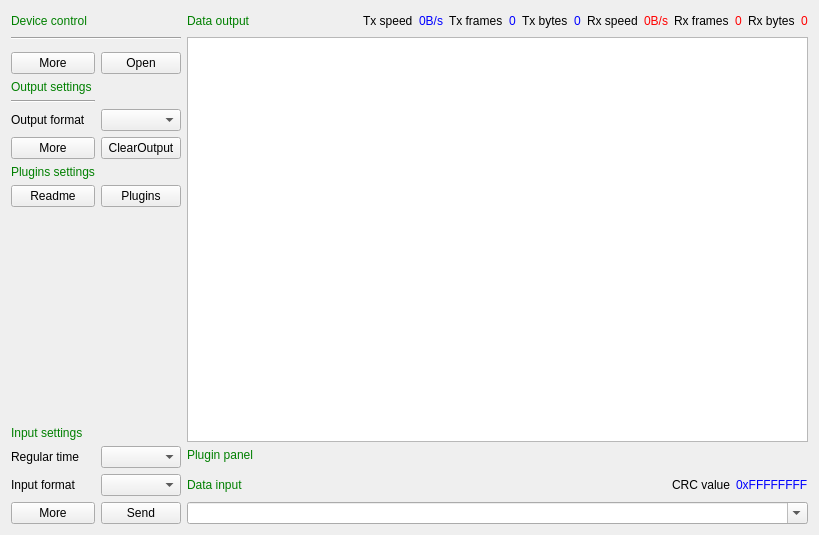
Before: the Qt Designer form src/debuggers/debugger/SAKDebugger.ui in x-tools-author/x-tools, drawn with Qt 5.
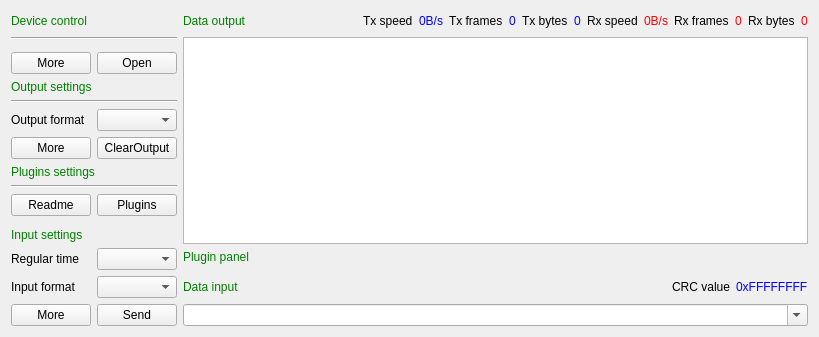
After: the same form once the commit is applied.

The edit to the form file:
```diff
--- a/src/debuggers/debugger/SAKDebugger.ui
+++ b/src/debuggers/debugger/SAKDebugger.ui
@@ -7,54 +7,13 @@
     <x>0</x>
     <y>0</y>
     <width>819</width>
-    <height>535</height>
+    <height>331</height>
    </rect>
   </property>
   <property name="windowTitle">
    <string notr="true">Form</string>
   </property>
   <layout class="QGridLayout" name="gridLayout">
-   <item row="0" column="0">
-    <widget class="QLabel" name="label_4">
-     <property name="styleSheet">
-      <string notr="true">QLabel{
-    color:green
-}</string>
-     </property>
-     <property name="text">
-      <string>Device control</string>
-     </property>
-    </widget>
-   </item>
-   <item row="0" column="2">
-    <widget class="QLabel" name="label_3">
-     <property name="styleSheet">
-      <string notr="true">QLabel{
-    color:green
-}</string>
-     </property>
-     <property name="text">
-      <string>Data output</string>
-     </property>
-    </widget>
-   </item>
-   <item row="1" column="0" colspan="2">
-    <widget class="Line" name="line_3">
-     <property name="orientation">
-      <enum>Qt::Horizontal</enum>
-     </property>
-    </widget>
-   </item>
-   <item row="2" column="0" colspan="2">
-    <widget class="QWidget" name="controllerWidget" native="true"/>
-   </item>
-   <item row="3" column="0">
-    <widget class="QPushButton" name="deviceMorePushButton">
-     <property name="text">
-      <string>More</string>
-     </property>
-    </widget>
-   </item>
    <item row="3" column="1">
     <widget class="QPushButton" name="switchPushButton">
      <property name="text">
@@ -62,101 +21,22 @@
      </property>
     </widget>
    </item>
-   <item row="4" column="0">
-    <widget class="QLabel" name="label_5">
+   <item row="0" column="0" colspan="2">
+    <widget class="QLabel" name="label_4">
      <property name="styleSheet">
       <string notr="true">QLabel{
     color:green
 }</string>
      </property>
      <property name="text">
-      <string>Output settings</string>
-     </property>
-    </widget>
-   </item>
-   <item row="5" column="0">
-    <widget class="Line" name="line_5">
-     <property name="orientation">
-      <enum>Qt::Horizontal</enum>
-     </property>
-    </widget>
-   </item>
-   <item row="6" column="0">
-    <widget class="QLabel" name="label_12">
-     <property name="text">
-      <string>Output format</string>
+      <string>Device control</string>
      </property>
     </widget>
    </item>
    <item row="6" column="1">
     <widget class="QComboBox" name="outputTextFormatComboBox"/>
    </item>
-   <item row="7" column="0">
-    <widget class="QPushButton" name="moreOutputSettingsPushButton">
-     <property name="text">
-      <string>More</string>
-     </property>
-    </widget>
-   </item>
-   <item row="7" column="1">
-    <widget class="QPushButton" name="clearOutputPushButton">
-     <property name="text">
-      <string>ClearOutput</string>
-     </property>
-    </widget>
-   </item>
-   <item row="8" column="0">
-    <widget class="QLabel" name="label_9">
-     <property name="styleSheet">
-      <string notr="true">QLabel{
-    color:green
-}</string>
-     </property>
-     <property name="text">
-      <string>Plugins settings</string>
-     </property>
-    </widget>
-   </item>
-   <item row="9" column="0">
-    <widget class="QPushButton" name="readmePushButton">
-     <property name="text">
-      <string>Readme</string>
-     </property>
-    </widget>
-   </item>
-   <item row="9" column="1">
-    <widget class="QPushButton" name="pluginsPushButton">
-     <property name="text">
-      <string>Plugins</string>
-     </property>
-    </widget>
-   </item>
-   <item row="10" column="1">
-    <spacer name="verticalSpacer">
-     <property name="orientation">
-      <enum>Qt::Vertical</enum>
-     </property>
-     <property name="sizeHint" stdset="0">
-      <size>
-       <width>20</width>
-       <height>40</height>
-      </size>
-     </property>
-    </spacer>
-   </item>
-   <item row="11" column="0">
-    <widget class="QLabel" name="label_28">
-     <property name="styleSheet">
-      <string notr="true">QLabel{
-    color:green
-}</string>
-     </property>
-     <property name="text">
-      <string>Input settings</string>
-     </property>
-    </widget>
-   </item>
-   <item row="12" column="0">
+   <item row="13" column="0">
     <widget class="QLabel" name="label_19">
      <property name="text">
       <string>Regular time</string>
@@ -166,30 +46,7 @@
      </property>
     </widget>
    </item>
-   <item row="12" column="1">
-    <widget class="QComboBox" name="cyclingTimeComboBox"/>
-   </item>
-   <item row="13" column="0">
-    <widget class="QLabel" name="label_2">
-     <property name="text">
-      <string>Input format</string>
-     </property>
-     <property name="alignment">
-      <set>Qt::AlignLeading|Qt::AlignLeft|Qt::AlignVCenter</set>
-     </property>
-    </widget>
-   </item>
-   <item row="13" column="1">
-    <widget class="QComboBox" name="inputFormatComboBox">
-     <property name="sizePolicy">
-      <sizepolicy hsizetype="Preferred" vsizetype="Fixed">
-       <horstretch>0</horstretch>
-       <verstretch>0</verstretch>
-      </sizepolicy>
-     </property>
-    </widget>
-   </item>
-   <item row="13" column="2">
+   <item row="14" column="2">
     <widget class="QLabel" name="label_26">
      <property name="styleSheet">
       <string notr="true">QLabel{
@@ -201,7 +58,19 @@
      </property>
     </widget>
    </item>
-   <item row="13" column="3">
+   <item row="4" column="0" colspan="2">
+    <widget class="QLabel" name="label_5">
+     <property name="styleSheet">
+      <string notr="true">QLabel{
+    color:green
+}</string>
+     </property>
+     <property name="text">
+      <string>Output settings</string>
+     </property>
+    </widget>
+   </item>
+   <item row="14" column="3">
     <widget class="QLabel" name="infoLabel">
      <property name="sizePolicy">
       <sizepolicy hsizetype="Expanding" vsizetype="Preferred">
@@ -220,7 +89,36 @@
      </property>
     </widget>
    </item>
-   <item row="13" column="4">
+   <item row="7" column="1">
+    <widget class="QPushButton" name="clearOutputPushButton">
+     <property name="text">
+      <string>ClearOutput</string>
+     </property>
+    </widget>
+   </item>
+   <item row="12" column="0" colspan="2">
+    <widget class="QLabel" name="label_28">
+     <property name="styleSheet">
+      <string notr="true">QLabel{
+    color:green
+}</string>
+     </property>
+     <property name="text">
+      <string>Input settings</string>
+     </property>
+    </widget>
+   </item>
+   <item row="15" column="1">
+    <widget class="QPushButton" name="sendPushButton">
+     <property name="text">
+      <string>Send</string>
+     </property>
+    </widget>
+   </item>
+   <item row="13" column="1">
+    <widget class="QComboBox" name="cyclingTimeComboBox"/>
+   </item>
+   <item row="14" column="4">
     <widget class="QWidget" name="widget_2" native="true">
      <property name="sizePolicy">
       <sizepolicy hsizetype="Preferred" vsizetype="Preferred">
@@ -272,17 +170,112 @@
      </layout>
     </widget>
    </item>
-   <item row="14" column="0">
-    <widget class="QPushButton" name="moreInputSettingsPushButton">
+   <item row="6" column="0">
+    <widget class="QLabel" name="label_12">
      <property name="text">
-      <string>More</string>
+      <string>Output format</string>
      </property>
     </widget>
    </item>
+   <item row="11" column="1">
+    <spacer name="verticalSpacer">
+     <property name="orientation">
+      <enum>Qt::Vertical</enum>
+     </property>
+     <property name="sizeHint" stdset="0">
+      <size>
+       <width>20</width>
+       <height>40</height>
+      </size>
+     </property>
+    </spacer>
+   </item>
+   <item row="10" column="1">
+    <widget class="QPushButton" name="pluginsPushButton">
+     <property name="text">
+      <string>Plugins</string>
+     </property>
+    </widget>
+   </item>
+   <item row="2" column="0" colspan="2">
+    <widget class="QWidget" name="controllerWidget" native="true"/>
+   </item>
    <item row="14" column="1">
-    <widget class="QPushButton" name="sendPushButton">
+    <widget class="QComboBox" name="inputFormatComboBox">
+     <property name="sizePolicy">
+      <sizepolicy hsizetype="Preferred" vsizetype="Fixed">
+       <horstretch>0</horstretch>
+       <verstretch>0</verstretch>
+      </sizepolicy>
+     </property>
+    </widget>
+   </item>
+   <item row="15" column="0">
+    <widget class="QPushButton" name="moreInputSettingsPushButton">
      <property name="text">
-      <string>Send</string>
+      <string>More</string>
+     </property>
+    </widget>
+   </item>
+   <item row="5" column="0" colspan="2">
+    <widget class="Line" name="line_5">
+     <property name="orientation">
+      <enum>Qt::Horizontal</enum>
+     </property>
+    </widget>
+   </item>
+   <item row="14" column="0">
+    <widget class="QLabel" name="label_2">
+     <property name="text">
+      <string>Input format</string>
+     </property>
+     <property name="alignment">
+      <set>Qt::AlignLeading|Qt::AlignLeft|Qt::AlignVCenter</set>
+     </property>
+    </widget>
+   </item>
+   <item row="15" column="2" colspan="3">
+    <widget class="QComboBox" name="inputComboBox">
+     <property name="editable">
+      <bool>true</bool>
+     </property>
+    </widget>
+   </item>
+   <item row="7" column="0">
+    <widget class="QPushButton" name="moreOutputSettingsPushButton">
+     <property name="text">
+      <string>More</string>
+     </property>
+    </widget>
+   </item>
+   <item row="0" column="2">
+    <widget class="QLabel" name="label_3">
+     <property name="styleSheet">
+      <string notr="true">QLabel{
+    color:green
+}</string>
+     </property>
+     <property name="text">
+      <string>Data output</string>
+     </property>
+    </widget>
+   </item>
+   <item row="10" column="0">
+    <widget class="QPushButton" name="readmePushButton">
+     <property name="text">
+      <string>Readme</string>
+     </property>
+    </widget>
+   </item>
+   <item row="8" column="0" colspan="2">
+    <widget class="QLabel" name="label_9">
+     <property name="styleSheet">
+      <string notr="true">QLabel{
+    color:green
+}</string>
+     </property>
+     <property name="text">
+      <string>Plugins settings</string>
      </property>
     </widget>
    </item>
@@ -470,14 +463,21 @@
      </layout>
     </widget>
    </item>
-   <item row="14" column="2" colspan="3">
-    <widget class="QComboBox" name="inputComboBox">
-     <property name="editable">
-      <bool>true</bool>
+   <item row="3" column="0">
+    <widget class="QPushButton" name="deviceMorePushButton">
+     <property name="text">
+      <string>More</string>
      </property>
     </widget>
    </item>
-   <item row="1" column="2" rowspan="12" colspan="3">
+   <item row="1" column="0" colspan="2">
+    <widget class="Line" name="line_3">
+     <property name="orientation">
+      <enum>Qt::Horizontal</enum>
+     </property>
+    </widget>
+   </item>
+   <item row="1" column="2" rowspan="13" colspan="3">
     <widget class="QWidget" name="widget_3" native="true">
      <layout class="QVBoxLayout" name="verticalLayout">
       <property name="leftMargin">
@@ -534,6 +534,13 @@
      </layout>
     </widget>
    </item>
+   <item row="9" column="0" colspan="2">
+    <widget class="Line" name="line">
+     <property name="orientation">
+      <enum>Qt::Horizontal</enum>
+     </property>
+    </widget>
+   </item>
   </layout>
  </widget>
  <resources/>
```
